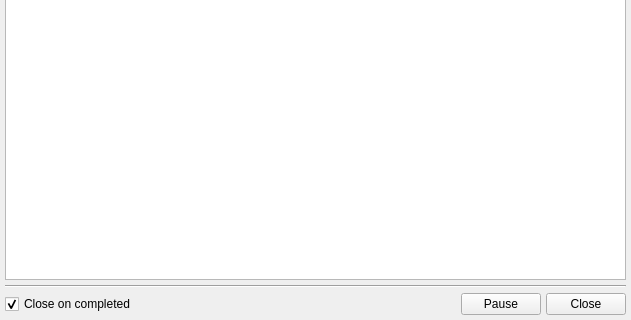
Above: tools/std_watcher.ui from emako/qvs before the change; both pictures show x 0 to 631 and y 231 to 551 of the 631 by 551 pixel window. Below: the same form after it.
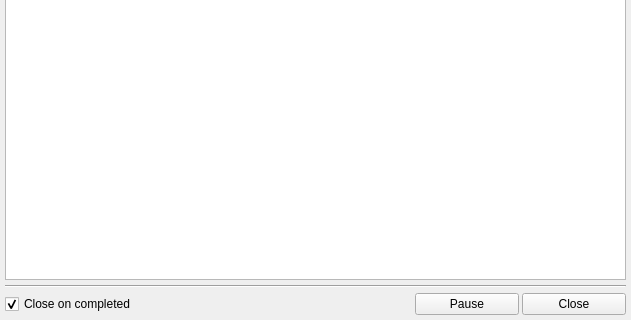
That is the form after the change. Icons and pictures are not drawn.

Patch:
```diff
--- a/tools/std_watcher.ui
+++ b/tools/std_watcher.ui
@@ -49,7 +49,23 @@
     </widget>
    </item>
    <item>
+    <widget class="QWidget" name="widgetButton" native="true">
     <layout class="QHBoxLayout" name="horizontalLayout_2">
+      <property name="spacing">
+       <number>3</number>
+      </property>
+      <property name="leftMargin">
+       <number>0</number>
+      </property>
+      <property name="topMargin">
+       <number>0</number>
+      </property>
+      <property name="rightMargin">
+       <number>0</number>
+      </property>
+      <property name="bottomMargin">
+       <number>0</number>
+      </property>
      <item>
       <widget class="QCheckBox" name="checkBoxExitCompleted">
        <property name="text">
@@ -75,6 +91,12 @@
      </item>
      <item>
       <widget class="QPushButton" name="btnPause">
+        <property name="minimumSize">
+         <size>
+          <width>104</width>
+          <height>0</height>
+         </size>
+        </property>
        <property name="text">
         <string>Pause</string>
        </property>
@@ -89,6 +111,12 @@
      </item>
      <item>
       <widget class="QPushButton" name="btnClose">
+        <property name="minimumSize">
+         <size>
+          <width>104</width>
+          <height>0</height>
+         </size>
+        </property>
        <property name="text">
         <string>Close</string>
        </property>
@@ -99,6 +127,7 @@
       </widget>
      </item>
     </layout>
+    </widget>
    </item>
   </layout>
  </widget>
```
Lines whose indentation alone changed are shown as unchanged.
